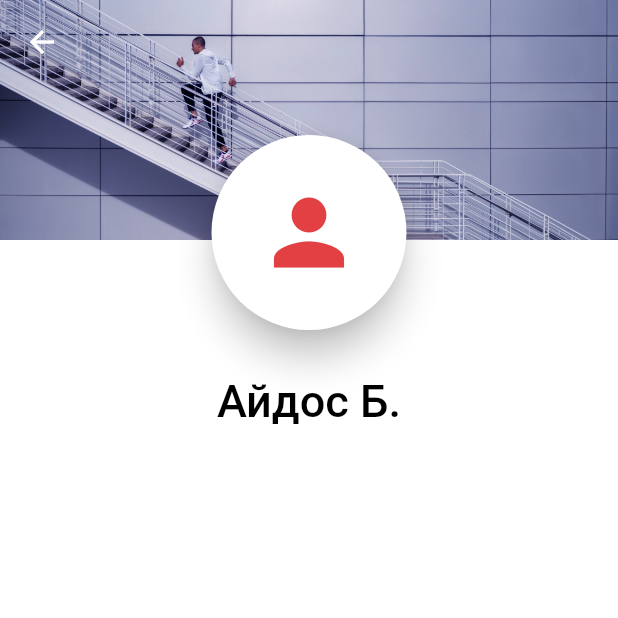
After one commit to 4ak4ak/stayerplusuib, a Flutter app: the ProfilePage screen opened by its route, on a phone screen of 412 x 824 dp, the top half of it. The commit adds this screen. Run offline on Flutter 3.47's test engine with Material 2 defaults, Android fonts, the phone set to English and light mode, and no system bars; our stand-ins replace cloud_firestore, firebase_auth, font_awesome_flutter, google_maps_flutter, google_sign_in; missing offline and left inert: flutter_sparkline; accounts and stored records are empty.

Commit message:
configured appbar for profile page.

```diff
--- a/lib/main.dart
+++ b/lib/main.dart
@@ -3,7 +3,7 @@ import 'package:firebase_auth/firebase_auth.dart';
 import 'homepage.dart';
 import 'package:google_sign_in/google_sign_in.dart';
 import 'signuppage.dart';
-import 'profile.dart';
+import 'profile_page.dart';
 import 'trecker_page.dart';
 import 'statistic_page.dart';
 import 'record_page.dart';
@@ -33,7 +33,7 @@ class MyApp extends StatelessWidget{
         '/homepage':(BuildContext context) => new Dashboard(),
         '/landinpage': (BuildContext context) => new MyApp(),
         '/signup': (BuildContext context) => new SignupPage(),
-        '/profile':(BuildContext context) => new Profile(),
+        '/profile':(BuildContext context) => new ProfilePage(),
         '/community': (BuildContext context) => new Community(),
         '/trecker': (BuildContext context) => new Trecker(),
         '/record': (BuildContext context) => new Records(),
--- /dev/null
+++ b/lib/model/profile.dart
@@ -0,0 +1,41 @@
+class Profile {
+  static const FIRST_NAME = 'points';
+  static const LAST_NAME = 'rubles';
+  static const EMAIL = 'email';
+  static const PHONE = 'phone';
+  static const AGE = 'age';
+  static const SEX = 'sex'; // 0 - муж, 1 - жен
+  static const WEIGHT = 'weight';
+
+  String firstName;
+  String lastName;
+  String email;
+  String phone;
+  int age;
+  int sex; // 0 - муж, 1 - жен
+  int weight;
+
+  Profile();
+
+  Profile.fromMap(Map<String, dynamic> map) {
+    this.firstName = map[FIRST_NAME] ?? '';
+    this.lastName = map[LAST_NAME] ?? '';
+    this.email = map[EMAIL] ?? '';
+    this.phone = map[PHONE] ?? '';
+    this.age = map[AGE];
+    this.sex = map[SEX];
+    this.weight = map[WEIGHT];
+  }
+
+  toMap() {
+    return {
+      FIRST_NAME: firstName,
+      LAST_NAME: lastName,
+      EMAIL: email,
+      PHONE: phone,
+      AGE: age,
+      SEX: sex,
+      WEIGHT: weight,
+    };
+  }
+}
--- /dev/null
+++ b/lib/profile_page.dart
@@ -0,0 +1,156 @@
+import 'package:flutter/material.dart';
+import 'model/profile.dart';
+
+class ProfilePage extends StatefulWidget {
+  @override
+  _ProfilePageState createState() => _ProfilePageState();
+}
+
+class _ProfilePageState extends State<ProfilePage> {
+
+  final _appBarHeight = 300.0;
+  Profile _profile = Profile()..firstName='Айдос'..lastName='Б';
+
+  @override
+  void initState() {
+    super.initState();
+
+  }
+
+  @override
+  Widget build(BuildContext context) {
+    return new Scaffold(
+      backgroundColor: Colors.white ,
+      body: CustomScrollView(
+          slivers: <Widget>[
+            SliverAppBar(
+              backgroundColor: Colors.white,
+              expandedHeight: _appBarHeight,
+              floating: false,
+              pinned: true,
+              flexibleSpace: FlexibleSpaceBar(
+                title: Text(
+                  _getTitle(),
+                  style: TextStyle(
+                    color: Colors.black,
+                  ),
+                ),
+                centerTitle: true,
+                collapseMode: CollapseMode.pin,
+                background: Container(
+                  padding: EdgeInsets.only(bottom: 80),
+                  child: Stack(
+                    children: <Widget>[
+                      Container(
+                        width: double.infinity,
+                        height: double.infinity,
+                        padding: EdgeInsets.only(bottom: 60),
+                        child: Image.asset(
+                          'assets/menuBack.jpg',
+                          fit: BoxFit.cover,
+                          color: Colors.indigo,
+                          colorBlendMode: BlendMode.softLight,
+                        ),
+                      ),
+                      Center(
+                        child: Column(
+                          mainAxisAlignment: MainAxisAlignment.end,
+                          children: <Widget>[
+                            Material(
+                              color: Colors.white,
+                              elevation: 10.0,
+                              borderRadius: BorderRadius.circular(70),
+                              child: Padding(padding: const EdgeInsets.all(30.0),
+                                child: Icon(
+                                  Icons.person,
+                                  color: Color(0xFFE34043),
+                                  size: 70.0,
+                                ),
+                              ),
+                            ),
+                          ],
+                        ),
+                      )
+                    ],
+                  ),
+                ),
+              ),
+            ),
+//            SliverFillRemaining(
+//              child: StaggeredGridView.count (
+//                crossAxisCount: 2,
+//                crossAxisSpacing: 12.0,
+//                mainAxisSpacing: 12.0,
+//                padding: EdgeInsets.symmetric(horizontal: 16.0, vertical: 20.0),
+//                children: <Widget>[
+//                  InkWell(
+//                    onTap: (){
+//                      Navigator.of(context).pushNamed('/profile');
+//                    },
+//                    child: items(
+//                        Icons.account_circle, "Профиль"),
+//                  ),
+//                  InkWell(
+//                    onTap: (){
+//                      Navigator.of(context).pushNamed('/community');
+//                    },
+//                    child: items(Icons.group, "Коммьюнити"),
+//                  ),
+//                  InkWell(
+//                    onTap: (){
+//                      Navigator.of(context).pushNamed('/statistic');
+//                    },
+//                    child:  items(Icons.trending_down, "Статистика"),
+//                  ),
+//                  InkWell(
+//                    onTap: (){
+//                      Navigator.of(context).pushNamed('/trecker');
+//                    },
+//                    child: items(Icons.track_changes, "Трекер"),
+//                  ),
+//                  InkWell(
+//                    onTap: (){
+//                      Navigator.of(context).pushNamed('/record');
+//                    },
+//                    child: items(Icons.star, "Рекорды"),
+//                  ),
+//                  InkWell(
+//                    onTap: (){
+//                      Navigator.of(context).pushNamed('/map');
+//                    },
+//                    child: items(Icons.map, "Карты"),
+//                  )
+//
+//
+//
+//                ],
+//                staggeredTiles: [
+//                  StaggeredTile.extent(1, 120.0),
+//                  StaggeredTile.extent(1, 120.0),
+//                  StaggeredTile.extent(1, 120.0),
+//                  StaggeredTile.extent(1, 120.0),
+//                  StaggeredTile.extent(1, 120.0),
+//                  StaggeredTile.extent(1, 120.0),
+//                ],),
+//
+//
+//
+//
+//            ),
+          ]),
+    );
+  }
+
+  String _getTitle() {
+    String name = '';
+    if (_profile.firstName != null && _profile.firstName.isNotEmpty) {
+      name += _profile.firstName;
+      name += ' ';
+    }
+    if (_profile.lastName != null && _profile.lastName.isNotEmpty) {
+      name += _profile.lastName[0];
+      name += '.';
+    }
+    return name;
+  }
+}
```
Also changed, not shown: lib/homepage.dart (+3 -4 lines), lib/profile.dart (deleted, +0 -22 lines).
